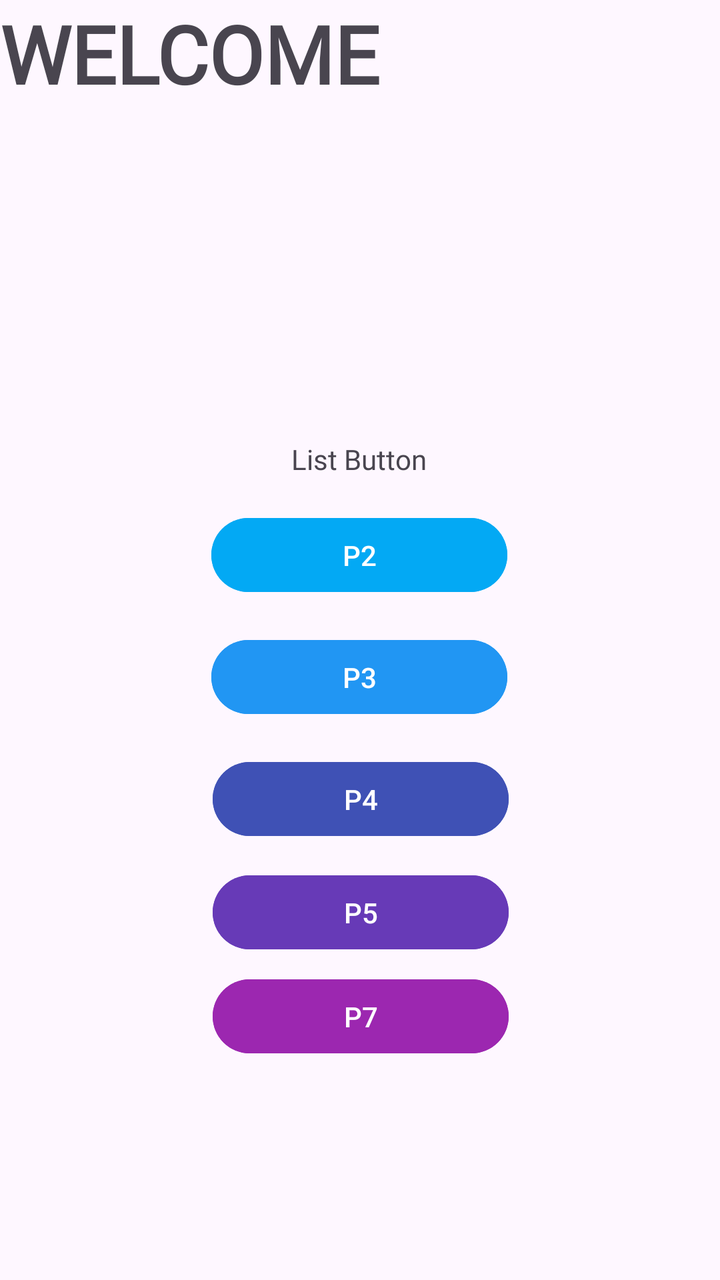
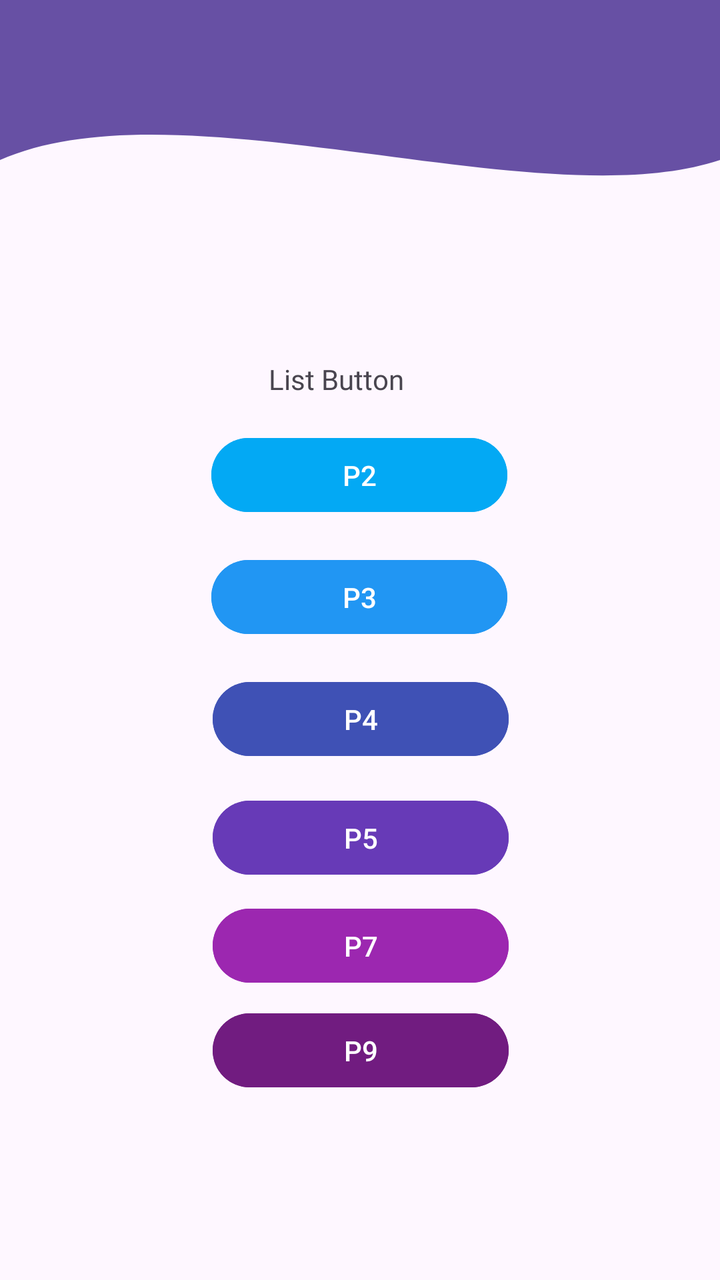

Screens rendered from an Android XML layout before and after an edit, with the pre-edit source and the edit as a unified diff.
<!-- AndroidManifest.xml: application theme Theme.SteerApp -->
<!-- res/layout/fragment_home.xml -->
<?xml version="1.0" encoding="utf-8"?>
<androidx.constraintlayout.widget.ConstraintLayout xmlns:android="http://schemas.android.com/apk/res/android"
    xmlns:app="http://schemas.android.com/apk/res-auto"
    xmlns:tools="http://schemas.android.com/tools"
    android:layout_width="match_parent"
    android:layout_height="match_parent"
    tools:context=".Home.HomeFragment">

    

    <TextView
        android:id="@+id/textView6"
        android:layout_width="match_parent"
        android:layout_height="match_parent"
        android:fontFamily="@font/poppins_regular"
        android:textStyle="bold"
        android:text="WELCOME"
        android:textSize="40sp"
        tools:layout_editor_absoluteX="0dp"
        tools:layout_editor_absoluteY="0dp" />

    <TextView
        android:id="@+id/textView5"
        android:layout_width="wrap_content"
        android:layout_height="wrap_content"
        android:layout_marginTop="220dp"
        android:fontFamily="@font/poppins_regular"
        android:text="List Button"
        app:layout_constraintEnd_toEndOf="parent"
        app:layout_constraintHorizontal_bias="0.498"
        app:layout_constraintStart_toStartOf="parent"
        app:layout_constraintTop_toTopOf="@+id/textView6" />

    <Button
        android:id="@+id/btnToSec"
        android:layout_width="148dp"
        android:layout_height="45dp"
        android:layout_marginTop="16dp"
        android:backgroundTint="#03A9F4"
        android:text="P2"
        app:layout_constraintEnd_toEndOf="parent"
        app:layout_constraintHorizontal_bias="0.498"
        app:layout_constraintStart_toStartOf="parent"
        app:layout_constraintTop_toBottomOf="@+id/textView5" />

    <Button
        android:id="@+id/btnToThird"
        android:layout_width="148dp"
        android:layout_height="45dp"
        android:layout_marginTop="16dp"
        android:backgroundTint="#2196F3"
        android:text="P3"
        app:layout_constraintEnd_toEndOf="parent"
        app:layout_constraintHorizontal_bias="0.498"
        app:layout_constraintStart_toStartOf="parent"
        app:layout_constraintTop_toBottomOf="@+id/btnToSec" />

    <Button
        android:id="@+id/btnToFourth"
        android:layout_width="148dp"
        android:layout_height="45dp"
        android:layout_marginTop="16dp"
        android:backgroundTint="#3F51B5"
        android:text="P4"
        app:layout_constraintEnd_toEndOf="parent"
        app:layout_constraintHorizontal_bias="0.501"
        app:layout_constraintStart_toStartOf="parent"
        app:layout_constraintTop_toBottomOf="@+id/btnToThird" />

    <Button
        android:id="@+id/btnToFifth"
        android:layout_width="148dp"
        android:layout_height="45dp"
        android:backgroundTint="#673AB7"
        android:text="P5"
        app:layout_constraintBottom_toBottomOf="parent"
        app:layout_constraintEnd_toEndOf="parent"
        app:layout_constraintHorizontal_bias="0.501"
        app:layout_constraintStart_toStartOf="parent"
        app:layout_constraintTop_toBottomOf="@+id/btnToFourth"
        app:layout_constraintVertical_bias="0.068" />

    <Button
        android:id="@+id/btnToSeventh"
        android:layout_width="148dp"
        android:layout_height="45dp"
        android:backgroundTint="#9C27B0"
        android:text="P7"
        app:layout_constraintBottom_toBottomOf="parent"
        app:layout_constraintEnd_toEndOf="parent"
        app:layout_constraintHorizontal_bias="0.501"
        app:layout_constraintStart_toStartOf="parent"
        app:layout_constraintTop_toBottomOf="@+id/btnToFifth"
        app:layout_constraintVertical_bias="0.059" />

</androidx.constraintlayout.widget.ConstraintLayout>
<!-- resources referenced by this layout -->
<resources>
  <style name="Theme.SteerApp" parent="Base.Theme.SteerApp" />
  <style name="Base.Theme.SteerApp" parent="Theme.Material3.DayNight.NoActionBar">
          
          
      </style>
</resources>

<!-- the commit's change to res/layout/fragment_home.xml (unified diff, before → after) -->
@@ -8,28 +8,40 @@
 
     
 
-    <TextView
-        android:id="@+id/textView6"
+    <View
+        android:id="@+id/background_header"
+        android:layout_width="0dp"
+        android:layout_height="200dp"
+        android:background="@drawable/bg_header_wave"
+        app:layout_constraintStart_toStartOf="parent"
+        app:layout_constraintEnd_toEndOf="parent"
+        app:layout_constraintTop_toTopOf="parent"/>
+
+    <androidx.appcompat.widget.Toolbar
+        android:id="@+id/toolbar"
         android:layout_width="match_parent"
-        android:layout_height="match_parent"
-        android:fontFamily="@font/poppins_regular"
-        android:textStyle="bold"
-        android:text="WELCOME"
-        android:textSize="40sp"
-        tools:layout_editor_absoluteX="0dp"
-        tools:layout_editor_absoluteY="0dp" />
+        android:layout_height="?attr/actionBarSize"
+        android:background="?attr/colorPrimary"
+        app:layout_constraintBottom_toBottomOf="parent"
+        app:layout_constraintEnd_toEndOf="parent"
+        app:layout_constraintHorizontal_bias="0.0"
+        app:layout_constraintStart_toStartOf="parent"
+        app:layout_constraintTop_toTopOf="parent"
+        app:layout_constraintVertical_bias="0.0"
+        app:subtitleTextColor="@android:color/white"
+        app:titleTextColor="@android:color/white" />
 
     <TextView
         android:id="@+id/textView5"
         android:layout_width="wrap_content"
         android:layout_height="wrap_content"
-        android:layout_marginTop="220dp"
+        android:layout_marginTop="180dp"
         android:fontFamily="@font/poppins_regular"
         android:text="List Button"
         app:layout_constraintEnd_toEndOf="parent"
-        app:layout_constraintHorizontal_bias="0.498"
+        app:layout_constraintHorizontal_bias="0.46"
         app:layout_constraintStart_toStartOf="parent"
-        app:layout_constraintTop_toTopOf="@+id/textView6" />
+        app:layout_constraintTop_toTopOf="parent" />
 
     <Button
         android:id="@+id/btnToSec"
@@ -93,4 +105,17 @@
         app:layout_constraintTop_toBottomOf="@+id/btnToFifth"
         app:layout_constraintVertical_bias="0.059" />
 
+    <Button
+        android:id="@+id/btnToNinth"
+        android:layout_width="148dp"
+        android:layout_height="45dp"
+        android:backgroundTint="#711C80"
+        android:text="P9"
+        app:layout_constraintBottom_toBottomOf="parent"
+        app:layout_constraintEnd_toEndOf="parent"
+        app:layout_constraintHorizontal_bias="0.501"
+        app:layout_constraintStart_toStartOf="parent"
+        app:layout_constraintTop_toBottomOf="@+id/btnToSeventh"
+        app:layout_constraintVertical_bias="0.074" />
+
 </androidx.constraintlayout.widget.ConstraintLayout>
<!-- resource entries referenced after the edit -->
@@ -1,5 +1,24 @@
 <!-- resources referenced by this layout -->
 <resources>
+  <!-- drawable bg_header_wave (drawable) -->
+  <vector xmlns:android="http://schemas.android.com/apk/res/android"
+      android:width="100dp"
+      android:height="100dp"
+      android:viewportWidth="100"
+      android:viewportHeight="100">
+  
+      
+      <path
+          android:fillColor="?attr/colorPrimary"
+          android:pathData="
+              M0,0
+              L100,0
+              L100,40
+              C 75,55
+                25,20
+                0,40
+              Z" />
+  </vector>
   <style name="Theme.SteerApp" parent="Base.Theme.SteerApp" />
   <style name="Base.Theme.SteerApp" parent="Theme.Material3.DayNight.NoActionBar">
           
